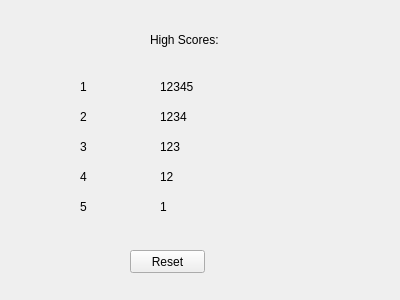
Old version of the form SuperCop/highscores.ui in the repository slstein14/SuperCop-master.
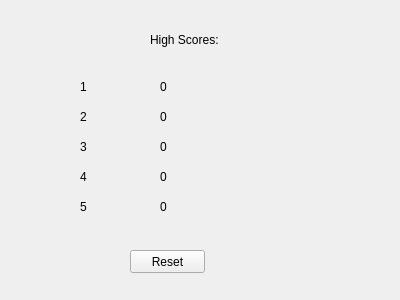
New version of the form.

Commit message:
highscores text file
This update has the new programming to load scores from a txt. It also
has some preliminary code fore when we set up the actual high score
counter to reset for new high scores.

What changed in the file:
```diff
--- a/SuperCop/highscores.ui
+++ b/SuperCop/highscores.ui
@@ -101,7 +101,7 @@
     </rect>
    </property>
    <property name="text">
-    <string>12345</string>
+    <string>0</string>
    </property>
   </widget>
   <widget class="QLabel" name="Score2">
@@ -114,7 +114,7 @@
     </rect>
    </property>
    <property name="text">
-    <string>1234</string>
+    <string>0</string>
    </property>
   </widget>
   <widget class="QLabel" name="Score3">
@@ -127,7 +127,7 @@
     </rect>
    </property>
    <property name="text">
-    <string>123</string>
+    <string>0</string>
    </property>
   </widget>
   <widget class="QLabel" name="Score4">
@@ -140,7 +140,7 @@
     </rect>
    </property>
    <property name="text">
-    <string>12</string>
+    <string>0</string>
    </property>
   </widget>
   <widget class="QLabel" name="Score5">
@@ -153,7 +153,7 @@
     </rect>
    </property>
    <property name="text">
-    <string>1</string>
+    <string>0</string>
    </property>
   </widget>
   <widget class="QPushButton" name="reset">
```
The commit also changes 4 other files.
